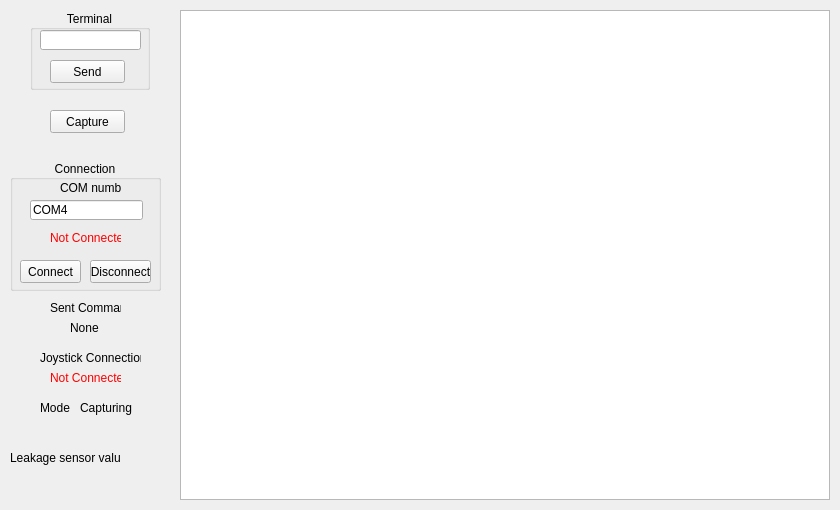
This is ROV15/mainwindow.ui in youssefMagdy29/ROV-15 as Qt 5 draws it before an edit. The edited form follows.
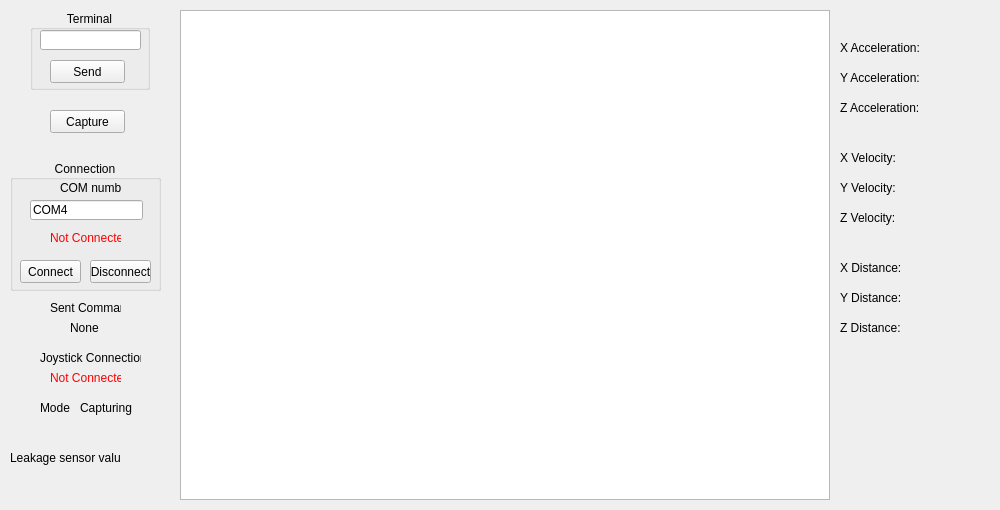
This is the edited form.

Commit message: adding IMU reading labels in the form

Patch:
```diff
--- a/ROV15/mainwindow.ui
+++ b/ROV15/mainwindow.ui
@@ -6,7 +6,7 @@
    <rect>
     <x>0</x>
     <y>0</y>
-    <width>840</width>
+    <width>1000</width>
     <height>510</height>
    </rect>
   </property>
@@ -291,6 +291,240 @@
      </property>
     </widget>
    </widget>
+   <widget class="QLabel" name="label_3">
+    <property name="geometry">
+     <rect>
+      <x>840</x>
+      <y>40</y>
+      <width>81</width>
+      <height>16</height>
+     </rect>
+    </property>
+    <property name="text">
+     <string>X Acceleration: </string>
+    </property>
+   </widget>
+   <widget class="QLabel" name="valueXAcceleration">
+    <property name="geometry">
+     <rect>
+      <x>920</x>
+      <y>40</y>
+      <width>71</width>
+      <height>16</height>
+     </rect>
+    </property>
+    <property name="text">
+     <string/>
+    </property>
+   </widget>
+   <widget class="QLabel" name="valueYAcceleration">
+    <property name="geometry">
+     <rect>
+      <x>920</x>
+      <y>70</y>
+      <width>71</width>
+      <height>16</height>
+     </rect>
+    </property>
+    <property name="text">
+     <string/>
+    </property>
+   </widget>
+   <widget class="QLabel" name="label_4">
+    <property name="geometry">
+     <rect>
+      <x>840</x>
+      <y>70</y>
+      <width>81</width>
+      <height>16</height>
+     </rect>
+    </property>
+    <property name="text">
+     <string>Y Acceleration: </string>
+    </property>
+   </widget>
+   <widget class="QLabel" name="valueZAcceleration">
+    <property name="geometry">
+     <rect>
+      <x>920</x>
+      <y>100</y>
+      <width>71</width>
+      <height>16</height>
+     </rect>
+    </property>
+    <property name="text">
+     <string/>
+    </property>
+   </widget>
+   <widget class="QLabel" name="label_5">
+    <property name="geometry">
+     <rect>
+      <x>840</x>
+      <y>100</y>
+      <width>81</width>
+      <height>16</height>
+     </rect>
+    </property>
+    <property name="text">
+     <string>Z Acceleration: </string>
+    </property>
+   </widget>
+   <widget class="QLabel" name="valueXVelocity">
+    <property name="geometry">
+     <rect>
+      <x>920</x>
+      <y>150</y>
+      <width>71</width>
+      <height>16</height>
+     </rect>
+    </property>
+    <property name="text">
+     <string/>
+    </property>
+   </widget>
+   <widget class="QLabel" name="label_6">
+    <property name="geometry">
+     <rect>
+      <x>840</x>
+      <y>150</y>
+      <width>81</width>
+      <height>16</height>
+     </rect>
+    </property>
+    <property name="text">
+     <string>X Velocity: </string>
+    </property>
+   </widget>
+   <widget class="QLabel" name="valueYVelocity">
+    <property name="geometry">
+     <rect>
+      <x>920</x>
+      <y>180</y>
+      <width>71</width>
+      <height>16</height>
+     </rect>
+    </property>
+    <property name="text">
+     <string/>
+    </property>
+   </widget>
+   <widget class="QLabel" name="label_7">
+    <property name="geometry">
+     <rect>
+      <x>840</x>
+      <y>180</y>
+      <width>81</width>
+      <height>16</height>
+     </rect>
+    </property>
+    <property name="text">
+     <string>Y Velocity:</string>
+    </property>
+   </widget>
+   <widget class="QLabel" name="valueZVelocity">
+    <property name="geometry">
+     <rect>
+      <x>920</x>
+      <y>210</y>
+      <width>71</width>
+      <height>16</height>
+     </rect>
+    </property>
+    <property name="text">
+     <string/>
+    </property>
+   </widget>
+   <widget class="QLabel" name="label_8">
+    <property name="geometry">
+     <rect>
+      <x>840</x>
+      <y>210</y>
+      <width>81</width>
+      <height>16</height>
+     </rect>
+    </property>
+    <property name="text">
+     <string>Z Velocity:</string>
+    </property>
+   </widget>
+   <widget class="QLabel" name="valueXDistance">
+    <property name="geometry">
+     <rect>
+      <x>920</x>
+      <y>260</y>
+      <width>71</width>
+      <height>16</height>
+     </rect>
+    </property>
+    <property name="text">
+     <string/>
+    </property>
+   </widget>
+   <widget class="QLabel" name="label_9">
+    <property name="geometry">
+     <rect>
+      <x>840</x>
+      <y>260</y>
+      <width>81</width>
+      <height>16</height>
+     </rect>
+    </property>
+    <property name="text">
+     <string>X Distance:</string>
+    </property>
+   </widget>
+   <widget class="QLabel" name="valueYDistance">
+    <property name="geometry">
+     <rect>
+      <x>920</x>
+      <y>290</y>
+      <width>71</width>
+      <height>16</height>
+     </rect>
+    </property>
+    <property name="text">
+     <string/>
+    </property>
+   </widget>
+   <widget class="QLabel" name="label_10">
+    <property name="geometry">
+     <rect>
+      <x>840</x>
+      <y>290</y>
+      <width>81</width>
+      <height>16</height>
+     </rect>
+    </property>
+    <property name="text">
+     <string>Y Distance:</string>
+    </property>
+   </widget>
+   <widget class="QLabel" name="valueZDistance">
+    <property name="geometry">
+     <rect>
+      <x>920</x>
+      <y>320</y>
+      <width>71</width>
+      <height>16</height>
+     </rect>
+    </property>
+    <property name="text">
+     <string/>
+    </property>
+   </widget>
+   <widget class="QLabel" name="label_11">
+    <property name="geometry">
+     <rect>
+      <x>840</x>
+      <y>320</y>
+      <width>81</width>
+      <height>16</height>
+     </rect>
+    </property>
+    <property name="text">
+     <string>Z Distance:</string>
+    </property>
+   </widget>
   </widget>
  </widget>
  <layoutdefault spacing="6" margin="11"/>
```
The commit also changes 1 other file.
